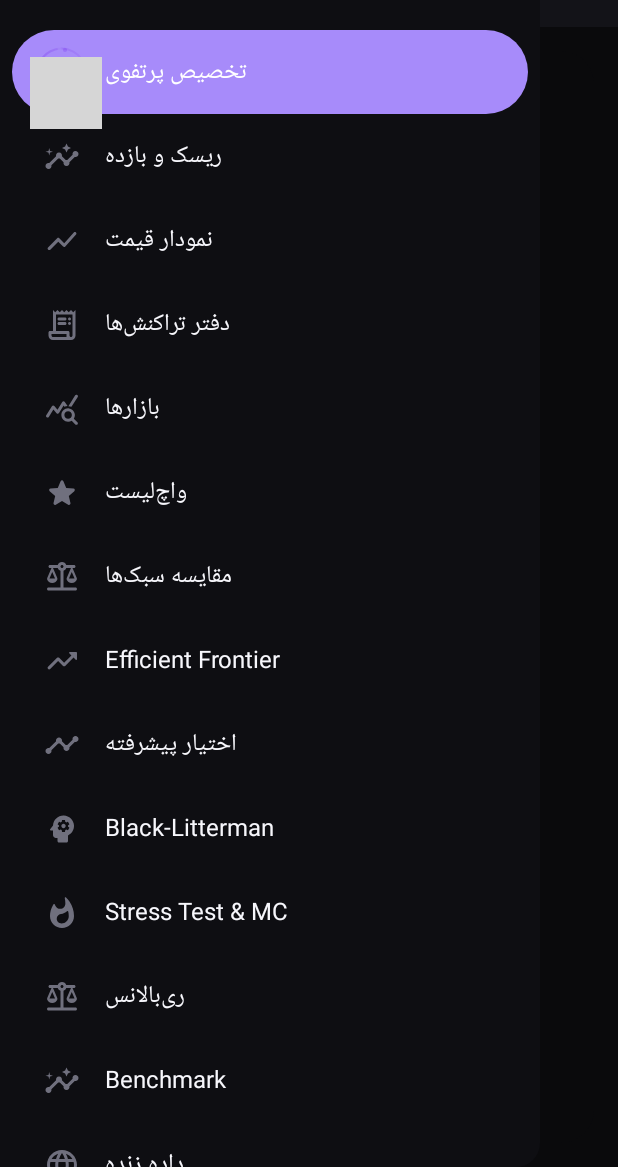
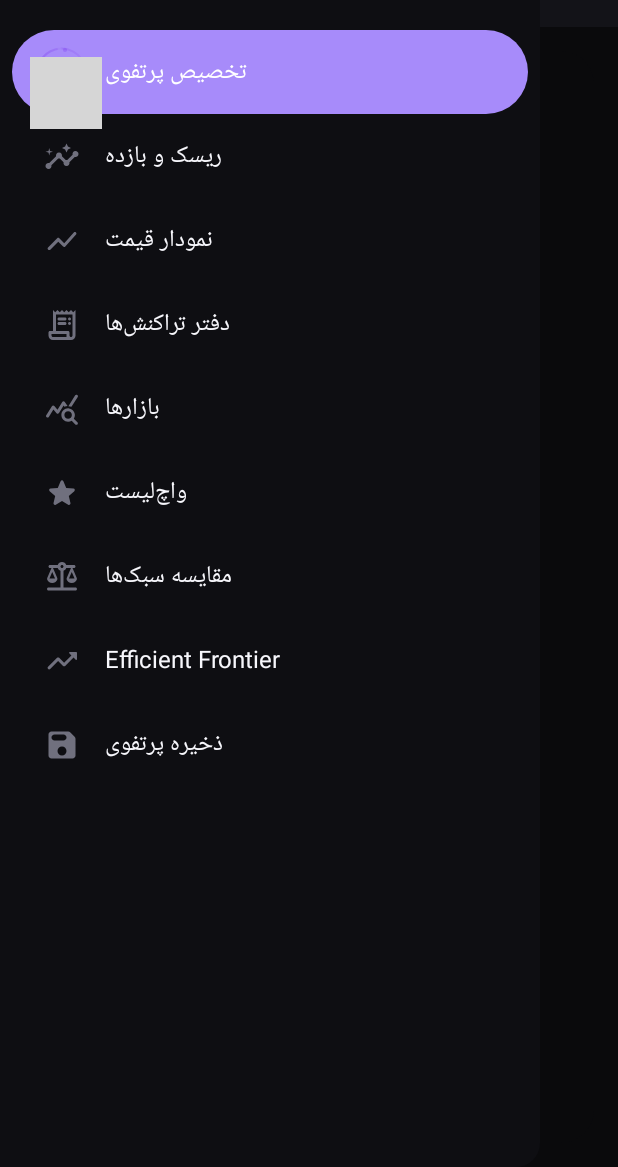
Before and after one commit to mohammadmarghzari/azmayeshi, an Android app built with Jetpack Compose: the screen it shows after launch (MainActivity), after a tap on "Menu", on a phone screen of 412 x 824 dp, the part 69-1236 px from its top. Run offline under Robolectric (Android 15) with nearby library versions, the phone set to English and light mode, and no system bars; our stand-ins replace Compose Multiplatform resources; libraries missing offline, so code that uses them is left out: com.russhwolf.settings, dev.chrisbanes.haze; missing, so only their content is drawn: CompositionLocalProvider; 18 statements that could not run were skipped; grey boxes are pictures that could not be loaded.

Commit message:
Slim navigation to 9 tabs per user request (screenshot markup)
The user marked eleven tabs for removal from the app: advanced options,
Black-Litterman, stress test & Monte Carlo, rebalance, benchmark, live
data, alerts, Iran tools, commodity certificates, Bourse options and IME
Live. They are removed from the Destination enum, screen routing and
background mapping — fully invisible in the product — while their screen
sources and core math remain in the tree so any tab can be restored with
a one-line enum entry if the user changes their mind. Remaining tabs:
allocation, risk/return, price chart, transactions journal, markets,
watchlist, style comparison, efficient frontier, save portfolio.
Persisted alert/hedge state fields stay untouched (harmless when unused,
and they keep old saved documents decoding cleanly).

```diff
--- a/composeApp/src/commonMain/kotlin/ir/marghzari/portfolio360/nav/Destinations.kt
+++ b/composeApp/src/commonMain/kotlin/ir/marghzari/portfolio360/nav/Destinations.kt
@@ -1,24 +1,15 @@
 package ir.marghzari.portfolio360.nav
 
 import androidx.compose.material.icons.Icons
-import androidx.compose.material.icons.rounded.AccountBalance
 import androidx.compose.material.icons.rounded.Balance
 import androidx.compose.material.icons.rounded.Dashboard
-import androidx.compose.material.icons.rounded.Inventory2
 import androidx.compose.material.icons.rounded.Insights
-import androidx.compose.material.icons.rounded.Language
-import androidx.compose.material.icons.rounded.Notifications
-import androidx.compose.material.icons.rounded.Psychology
 import androidx.compose.material.icons.rounded.QueryStats
 import androidx.compose.material.icons.rounded.ReceiptLong
-import androidx.compose.material.icons.rounded.Public
 import androidx.compose.material.icons.rounded.Save
 import androidx.compose.material.icons.rounded.Star
-import androidx.compose.material.icons.rounded.SatelliteAlt
 import androidx.compose.material.icons.rounded.ShowChart
-import androidx.compose.material.icons.rounded.Timeline
 import androidx.compose.material.icons.rounded.TrendingUp
-import androidx.compose.material.icons.rounded.Whatshot
 import androidx.compose.ui.graphics.vector.ImageVector
 
 /** Icons use the "Rounded" Material family (soft terminals, thinner strokes) for a look closer to iOS's SF Symbols than the default sharp "Filled" set. */
@@ -31,16 +22,5 @@ enum class Destination(val route: String, val labelFa: String, val icon: ImageVe
     WATCHLIST("watchlist", "واچ‌لیست", Icons.Rounded.Star),
     STYLE_COMPARE("style_compare", "مقایسه سبک‌ها", Icons.Rounded.Balance),
     EFFICIENT_FRONTIER("efficient_frontier", "Efficient Frontier", Icons.Rounded.TrendingUp),
-    ADVANCED_OPTIONS("advanced_options", "اختیار پیشرفته", Icons.Rounded.Timeline),
-    BLACK_LITTERMAN("black_litterman", "Black-Litterman", Icons.Rounded.Psychology),
-    STRESS_MC("stress_mc", "Stress Test & MC", Icons.Rounded.Whatshot),
-    REBALANCE("rebalance", "ری‌بالانس", Icons.Rounded.Balance),
-    BENCHMARK("benchmark", "Benchmark", Icons.Rounded.Insights),
-    LIVE_DATA("live_data", "داده زنده", Icons.Rounded.Language),
     SAVE_PORTFOLIO("save_portfolio", "ذخیره پرتفوی", Icons.Rounded.Save),
-    ALERTS("alerts", "هشدار", Icons.Rounded.Notifications),
-    IRAN_TOOLS("iran_tools", "ابزار ایران", Icons.Rounded.Public),
-    CERTIFICATES("certificates", "گواهی سپرده کالایی", Icons.Rounded.Inventory2),
-    BOURSE_OPTIONS("bourse_options", "اختیار بورس کالا", Icons.Rounded.AccountBalance),
-    IME_LIVE("ime_live", "IME Live", Icons.Rounded.SatelliteAlt),
 }
```
Also changed, not shown: composeApp/src/commonMain/kotlin/ir/marghzari/portfolio360/App.kt (+0 -22 lines), composeApp/src/commonMain/kotlin/ir/marghzari/portfolio360/ui/background/BackgroundArt.kt (+0 -11 lines).
